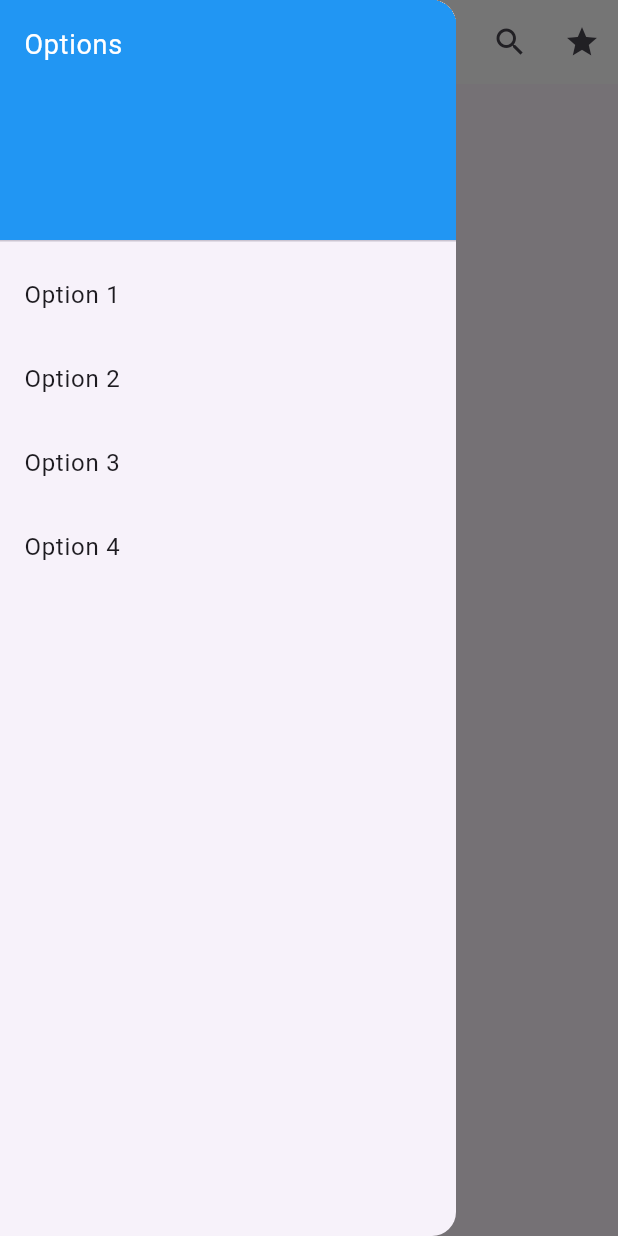
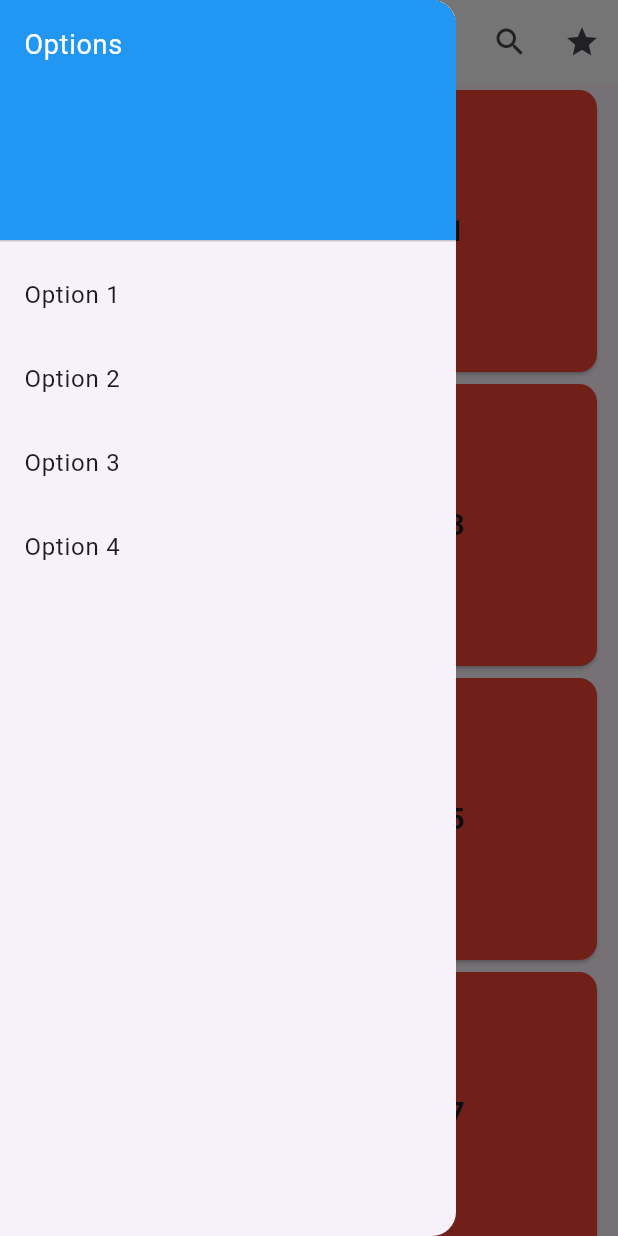
Before and after one commit to Aryan-Sood/All-Notes, a Flutter app: the HomePage screen opened directly, with the side drawer open, on a phone screen of 412 x 824 dp. Run offline on Flutter 3.47's test engine with Material 3 defaults, Android fonts, the phone set to English and light mode, and no system bars; our stand-ins replace firebase_auth, firebase_core, google_sign_in, lottie, shared_preferences; accounts and stored records are empty.

Commit message:
Added cards on home screen

```diff
--- a/lib/main.dart
+++ b/lib/main.dart
@@ -1,6 +1,8 @@
 import 'package:all_notes/screens/auth/login.dart';
+import 'package:all_notes/screens/homepage/homepage.dart';
 import 'package:flutter/material.dart';
 import 'package:firebase_core/firebase_core.dart';
+import 'package:shared_preferences/shared_preferences.dart';
 import 'firebase_options.dart';
 
 void main() async {
@@ -9,15 +11,28 @@ void main() async {
   runApp(const MyApp());
 }
 
-class MyApp extends StatelessWidget {
+class MyApp extends StatefulWidget {
   const MyApp({super.key});
+
+  @override
+  State<MyApp> createState() => _MyAppState();
+}
+
+class _MyAppState extends State<MyApp> {
+  Future<bool> getLoginState() async {
+    final SharedPreferences sharedPreferences =
+        await SharedPreferences.getInstance();
+    final bool loginState = sharedPreferences.getBool('loginState') ?? false;
+    return loginState;
+  }
 
   @override
   Widget build(BuildContext context) {
     return MaterialApp(
+      debugShowCheckedModeBanner: false,
       title: 'All Notes',
       home: Scaffold(
-        body: LoginPage(),
+        body: HomePage(),
       ),
     );
   }
--- a/lib/screens/homepage/homepage.dart
+++ b/lib/screens/homepage/homepage.dart
@@ -1,3 +1,4 @@
+import 'package:all_notes/widgets/homepage_note.dart';
 import 'package:flutter/material.dart';
 
 class HomePage extends StatefulWidget {
@@ -54,6 +55,20 @@ class _HomePageState extends State<HomePage> {
           ],
         ),
       ),
+      body: Container(
+        padding: EdgeInsets.only(
+          left: 10,
+          right: 10,
+        ),
+        width: double.infinity,
+        height: double.infinity,
+        child: GridView.builder(
+            gridDelegate:
+                SliverGridDelegateWithFixedCrossAxisCount(crossAxisCount: 2),
+            itemBuilder: (context, position) {
+              return NoteStructure(position, Colors.red);
+            }),
+      ),
     );
   }
 }
--- /dev/null
+++ b/lib/widgets/homepage_note.dart
@@ -0,0 +1,42 @@
+import 'package:flutter/material.dart';
+
+class NoteStructure extends StatefulWidget {
+  late int position;
+  late Color cardColor;
+
+  NoteStructure(int position, Color color) {
+    this.position = position;
+    this.cardColor = color;
+  }
+
+  @override
+  State<StatefulWidget> createState() => _NoteStructure();
+}
+
+class _NoteStructure extends State<NoteStructure> {
+  @override
+  Widget build(BuildContext context) {
+    return GestureDetector(
+      onTap: () {
+        ScaffoldMessenger.of(context).showSnackBar(
+          SnackBar(
+            content: Text('${widget.position}'),
+          ),
+        );
+      },
+      child: Card(
+        color: widget.cardColor,
+        child: Container(
+          alignment: Alignment.center,
+          child: Text(
+            '${widget.position}',
+            style: TextStyle(
+              fontSize: 20,
+              fontWeight: FontWeight.bold,
+            ),
+          ),
+        ),
+      ),
+    );
+  }
+}
--- a/pubspec.yaml
+++ b/pubspec.yaml
@@ -33,6 +33,7 @@ dependencies:
   firebase_core:
   lottie:
   google_sign_in: ^5.0.4
+  shared_preferences: ^2.2.2
 
 
   # The following adds the Cupertino Icons font to your application.
```
Also changed, not shown: lib/screens/auth/login.dart (+8 -0 lines), pubspec.lock, 1 other file.
